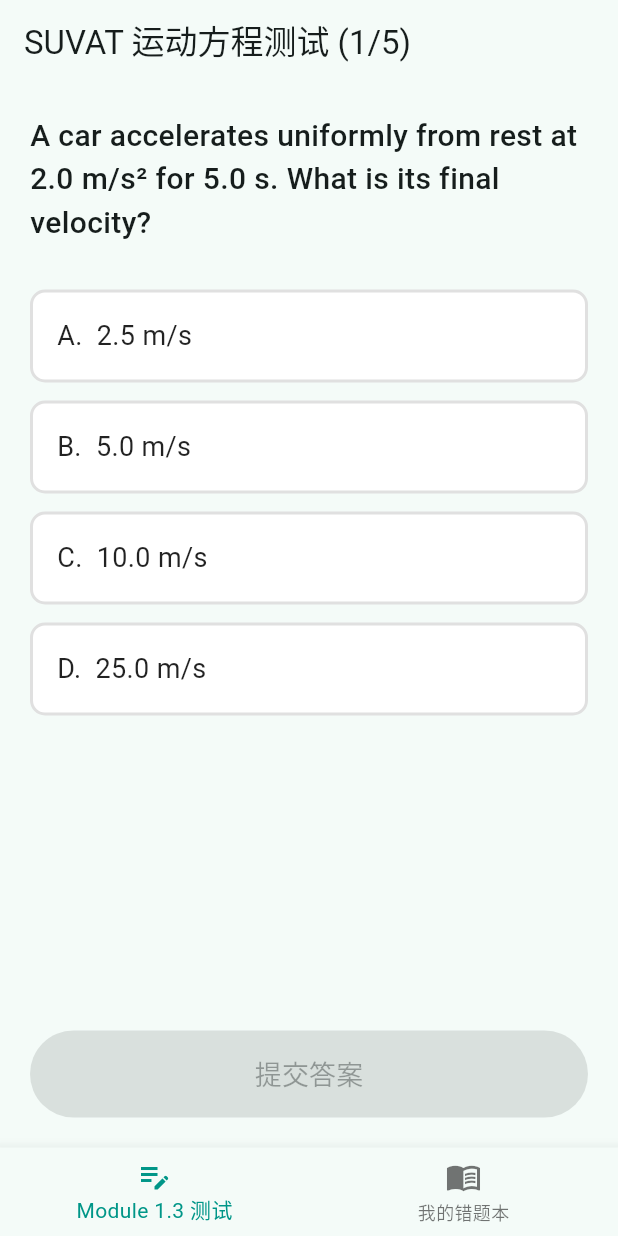
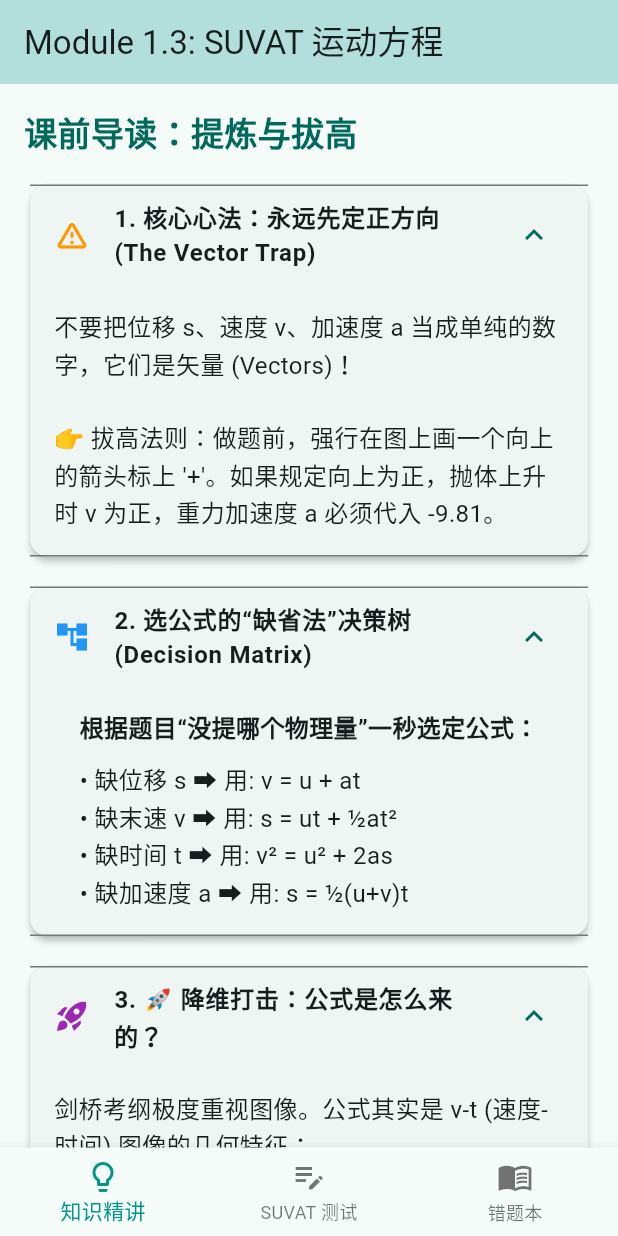
Before and after one commit to ferc5578-eng/physics_a1_coach, a Flutter app: the screen it shows after launch, on a phone screen of 412 x 824 dp. Run offline on Flutter 3.47's test engine with Material 3 defaults, Android fonts, the phone set to English and light mode, and no system bars.

Commit message:
add learn screen

```diff
--- a/lib/main.dart
+++ b/lib/main.dart
@@ -82,14 +82,15 @@ class MainDashboard extends StatefulWidget {
 }
 
 class _MainDashboardState extends State<MainDashboard> {
-  int _currentIndex = 0;
+  int _currentIndex = 0; // 默认停留在“知识精讲”页
 
   @override
   Widget build(BuildContext context) {
-    // 动态生成两个 Tab 页面
+    // 动态生成三个 Tab 页面：学 -> 练 -> 存
     final List<Widget> _pages = [
-      QuizScreen(onQuizFinished: () => setState(() {})), // 答题页
-      MistakeBookScreen(), // 错题本页
+      LearnScreen(), // 新增的知识讲解页
+      QuizScreen(onQuizFinished: () => setState(() {})),
+      MistakeBookScreen(),
     ];
 
     return Scaffold(
@@ -99,14 +100,15 @@ class _MainDashboardState extends State<MainDashboard> {
         onTap: (index) => setState(() => _currentIndex = index),
         selectedItemColor: Colors.teal,
         items: [
-          BottomNavigationBarItem(icon: Icon(Icons.edit_note), label: 'Module 1.3 测试'),
+          BottomNavigationBarItem(icon: Icon(Icons.lightbulb_outline), label: '知识精讲'),
+          BottomNavigationBarItem(icon: Icon(Icons.edit_note), label: 'SUVAT 测试'),
           BottomNavigationBarItem(
             icon: Badge(
-              label: Text('${wrongQuestions.length}'), // 动态显示错题数量
+              label: Text('${wrongQuestions.length}'),
               isLabelVisible: wrongQuestions.isNotEmpty,
               child: Icon(Icons.menu_book),
             ),
-            label: '我的错题本',
+            label: '错题本',
           ),
         ],
       ),
@@ -336,3 +338,92 @@ class MistakeBookScreen extends StatelessWidget {
     );
   }
 }
+
+class LearnScreen extends StatelessWidget {
+  @override
+  Widget build(BuildContext context) {
+    return Scaffold(
+      appBar: AppBar(
+        title: Text('Module 1.3: SUVAT 运动方程'),
+        backgroundColor: Colors.teal.shade100,
+      ),
+      body: ListView(
+        padding: EdgeInsets.all(16),
+        children: [
+          Text("课前导读：提炼与拔高", style: TextStyle(fontSize: 22, fontWeight: FontWeight.bold, color: Colors.teal.shade800)),
+          SizedBox(height: 16),
+
+          // 卡片 1：避坑指南
+          Card(
+            elevation: 2,
+            child: ExpansionTile(
+              initiallyExpanded: true,
+              leading: Icon(Icons.warning_amber_rounded, color: Colors.orange),
+              title: Text("1. 核心心法：永远先定正方向 (The Vector Trap)", style: TextStyle(fontWeight: FontWeight.bold)),
+              children: [
+                Padding(
+                  padding: EdgeInsets.all(16.0),
+                  child: Text(
+                    "不要把位移 s、速度 v、加速度 a 当成单纯的数字，它们是矢量 (Vectors)！\n\n"
+                    "👉 拔高法则：做题前，强行在图上画一个向上的箭头标上 '+'。如果规定向上为正，抛体上升时 v 为正，重力加速度 a 必须代入 -9.81。",
+                    style: TextStyle(fontSize: 16, height: 1.5),
+                  ),
+                ),
+              ],
+            ),
+          ),
+          SizedBox(height: 12),
+
+          // 卡片 2：决策树
+          Card(
+            elevation: 2,
+            child: ExpansionTile(
+              initiallyExpanded: true,
+              leading: Icon(Icons.account_tree, color: Colors.blue),
+              title: Text("2. 选公式的“缺省法”决策树 (Decision Matrix)", style: TextStyle(fontWeight: FontWeight.bold)),
+              children: [
+                Padding(
+                  padding: EdgeInsets.all(16.0),
+                  child: Column(
+                    crossAxisAlignment: CrossAxisAlignment.start,
+                    children: [
+                      Text("根据题目“没提哪个物理量”一秒选定公式：", style: TextStyle(fontSize: 16, fontWeight: FontWeight.bold)),
+                      SizedBox(height: 10),
+                      Text("• 缺位移 s ➡️ 用: v = u + at", style: TextStyle(fontSize: 16, height: 1.5)),
+                      Text("• 缺末速 v ➡️ 用: s = ut + ½at²", style: TextStyle(fontSize: 16, height: 1.5)),
+                      Text("• 缺时间 t ➡️ 用: v² = u² + 2as", style: TextStyle(fontSize: 16, height: 1.5)),
+                      Text("• 缺加速度 a ➡️ 用: s = ½(u+v)t", style: TextStyle(fontSize: 16, height: 1.5)),
+                    ],
+                  ),
+                ),
+              ],
+            ),
+          ),
+          SizedBox(height: 12),
+
+          // 卡片 3：降维打击
+          Card(
+            elevation: 2,
+            child: ExpansionTile(
+              initiallyExpanded: true,
+              leading: Icon(Icons.rocket_launch, color: Colors.purple),
+              title: Text("3. 🚀 降维打击：公式是怎么来的？", style: TextStyle(fontWeight: FontWeight.bold)),
+              children: [
+                Padding(
+                  padding: EdgeInsets.all(16.0),
+                  child: Text(
+                    "剑桥考纲极度重视图像。公式其实是 v-t (速度-时间) 图像的几何特征：\n\n"
+                    "• 公式 1 是求斜率 (Gradient)：直线斜率就是加速度 a = (v-u)/t。\n"
+                    "• 公式 2 是求面积 (Area)：把 v-t 图像切成矩形 (ut) 和三角形 (½(v-u)t)，相加即得位移 s。\n\n"
+                    "💡 这种“切片算面积”的思维，本质上就是 A2 阶段要学的积分学 (Integration) 雏形。",
+                    style: TextStyle(fontSize: 16, height: 1.5),
+                  ),
+                ),
+              ],
+            ),
+          ),
+        ],
+      ),
+    );
+  }
+}
```
